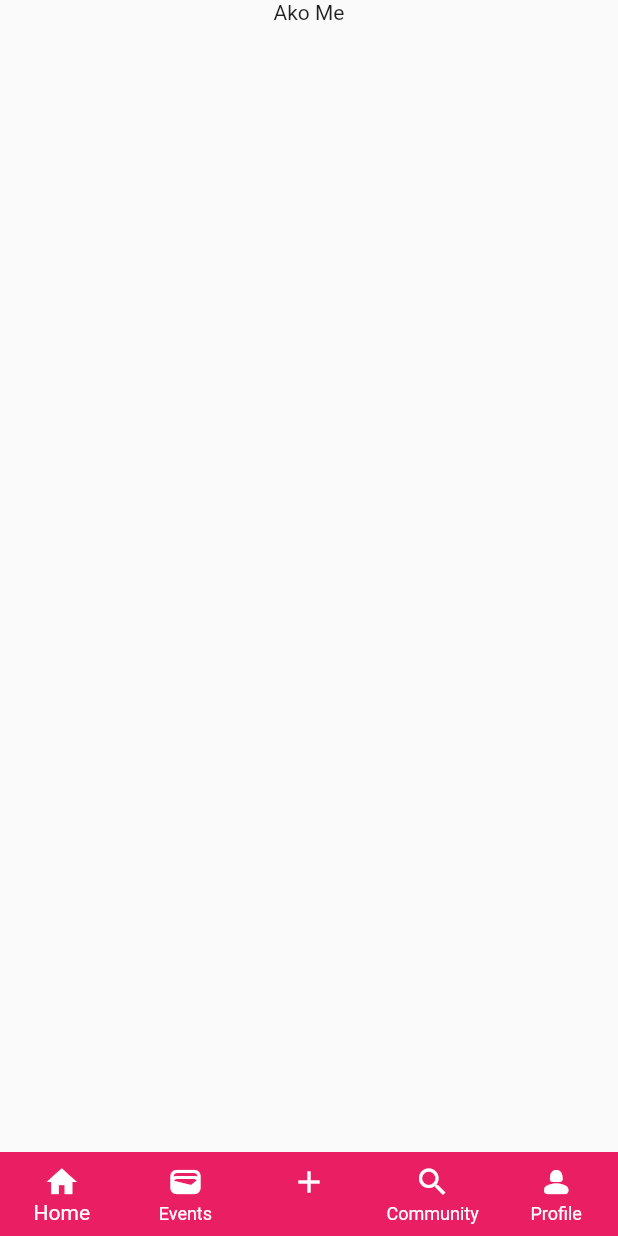
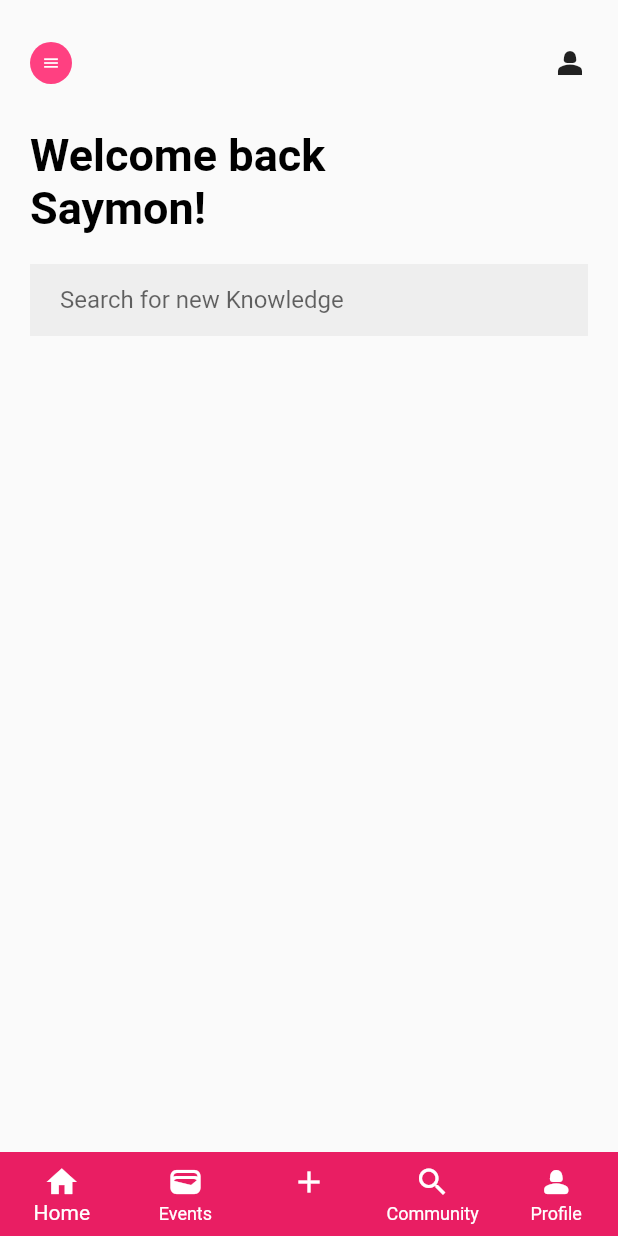
Before and after one commit to tinashemahwenda/ako_app, a Flutter app: the screen it shows after launch, on a phone screen of 412 x 824 dp. Run offline on Flutter 3.47's test engine with Material 2 defaults, Android fonts, the light colour scheme and no system bars.

Commit message:
Added a search to the home

```diff
--- a/lib/pages/homepage.dart
+++ b/lib/pages/homepage.dart
@@ -1,3 +1,4 @@
+import 'package:ako_app/components/topBar.dart';
 import 'package:flutter/material.dart';
 
 class homePage extends StatefulWidget {
@@ -61,12 +62,54 @@ class Home extends StatelessWidget {
 
   @override
   Widget build(BuildContext context) {
-    return Column(
-      children: const [
-        Center(
-          child: Text('Ako Me'),
-        )
-      ],
+    return SafeArea(
+      child: Padding(
+        padding: const EdgeInsets.symmetric(
+          horizontal: 20.0,
+          vertical: 10.0,
+        ),
+        child: Column(
+          crossAxisAlignment: CrossAxisAlignment.start,
+          children: [
+            const SizedBox(
+              height: 18,
+            ),
+            const topBar(),
+            const SizedBox(
+              height: 30,
+            ),
+            const Text(
+              'Welcome back',
+              style: TextStyle(
+                color: Colors.black,
+                fontWeight: FontWeight.bold,
+                fontSize: 30,
+              ),
+            ),
+            const Text(
+              'Saymon!',
+              style: TextStyle(
+                color: Colors.black,
+                fontWeight: FontWeight.bold,
+                fontSize: 30,
+              ),
+            ),
+            const SizedBox(
+              height: 20,
+            ),
+            Container(
+              padding: const EdgeInsets.symmetric(horizontal: 20),
+              color: Colors.grey[200],
+              child: const TextField(
+                decoration: InputDecoration(
+                  border: InputBorder.none,
+                  hintText: 'Search for new Knowledge',
+                ),
+              ),
+            )
+          ],
+        ),
+      ),
     );
   }
 }
```
